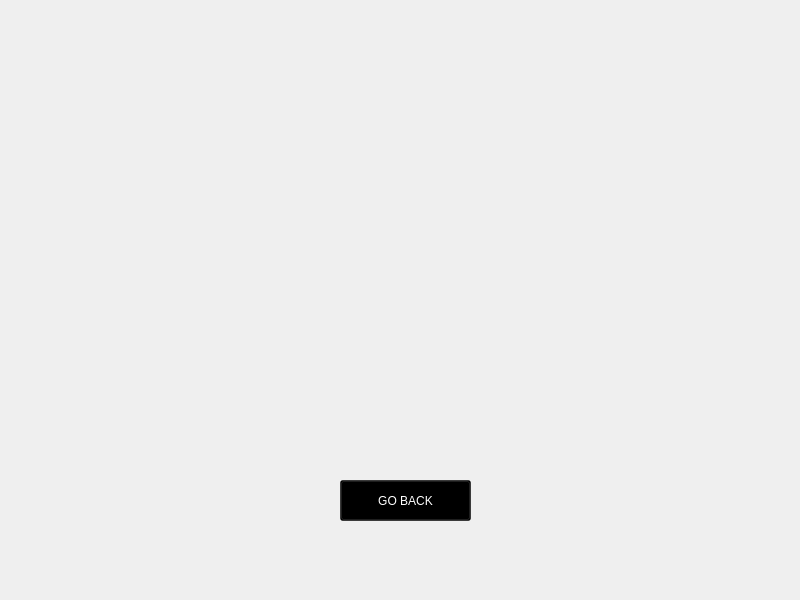
angelortizv/pacman, file src/highscores.ui: the form before one commit.
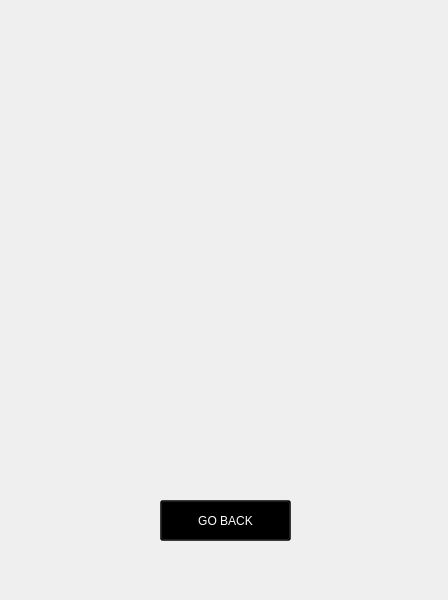
The form after the commit. Icons and pictures are not drawn.

Commit message: [UPDATE] Windows resized

```diff
--- a/src/highscores.ui
+++ b/src/highscores.ui
@@ -6,7 +6,7 @@
    <rect>
     <x>0</x>
     <y>0</y>
-    <width>800</width>
+    <width>448</width>
     <height>600</height>
    </rect>
   </property>
@@ -22,7 +22,7 @@
     <rect>
      <x>0</x>
      <y>0</y>
-     <width>800</width>
+     <width>448</width>
      <height>600</height>
     </rect>
    </property>
@@ -36,8 +36,8 @@
   <widget class="QPushButton" name="goback_button">
    <property name="geometry">
     <rect>
-     <x>340</x>
-     <y>480</y>
+     <x>160</x>
+     <y>500</y>
      <width>131</width>
      <height>41</height>
     </rect>
```
The commit also changes 2 other files.
